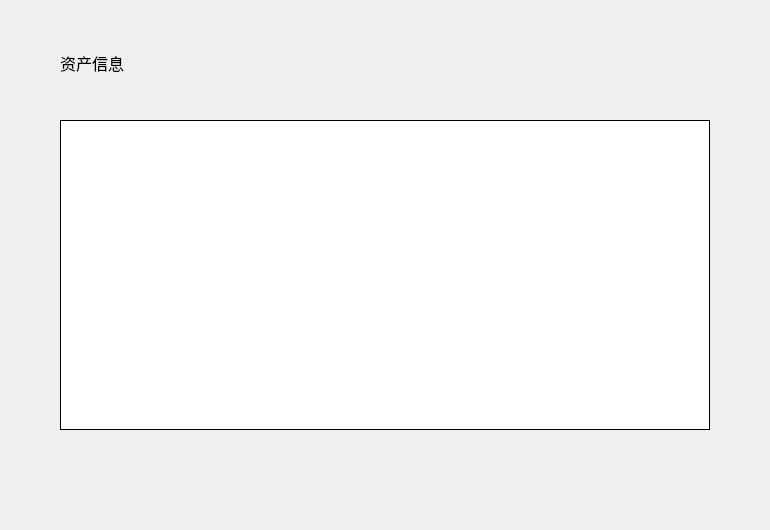
The window that LNKWallet/guard/AssetPage.ui (HcashOrg/hx-indicator) describes before a commit, drawn with Qt 5.
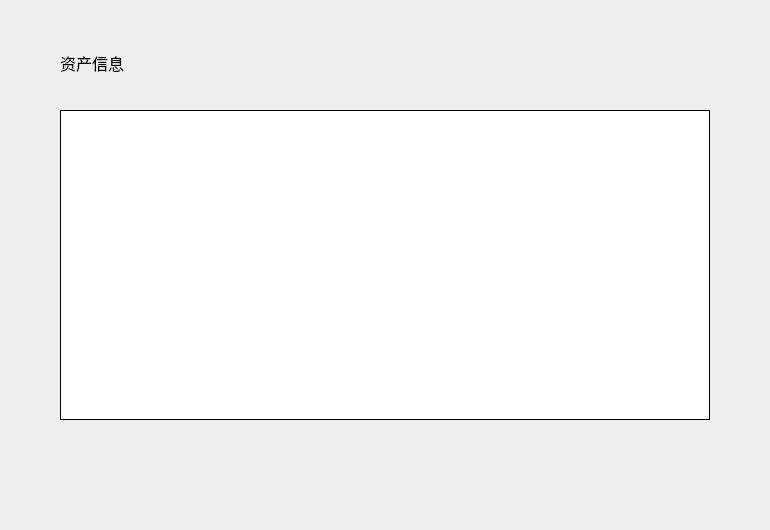
The same window after the commit.

What changed in the file:
```diff
--- a/LNKWallet/guard/AssetPage.ui
+++ b/LNKWallet/guard/AssetPage.ui
@@ -17,7 +17,7 @@
    <property name="geometry">
     <rect>
      <x>60</x>
-     <y>120</y>
+     <y>110</y>
      <width>650</width>
      <height>310</height>
     </rect>
```
